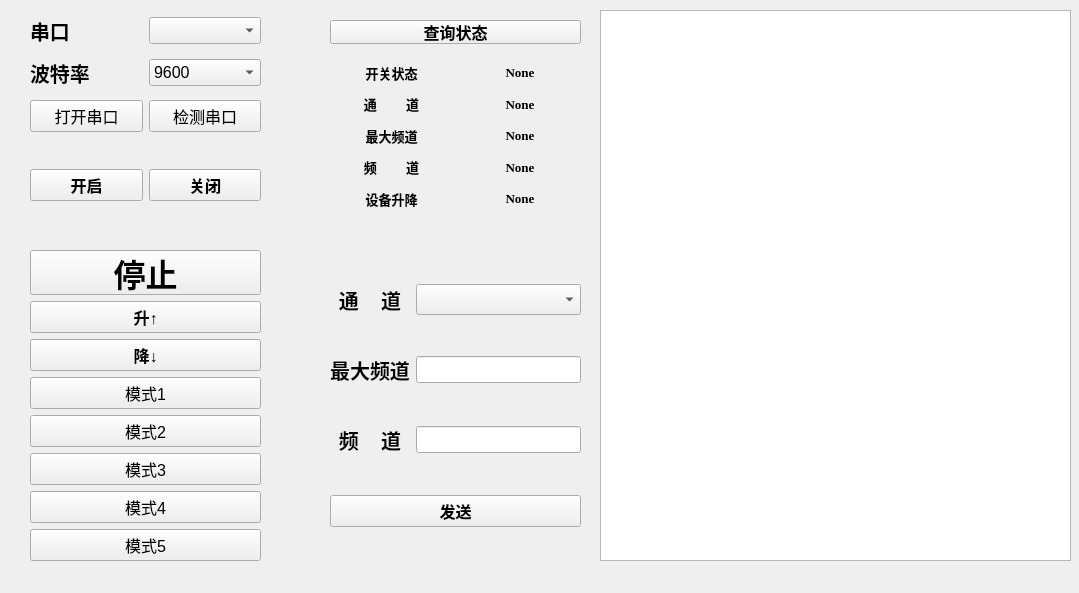
Old version of the form widget.ui in the repository Kevin-72/Elevator_control_platform.
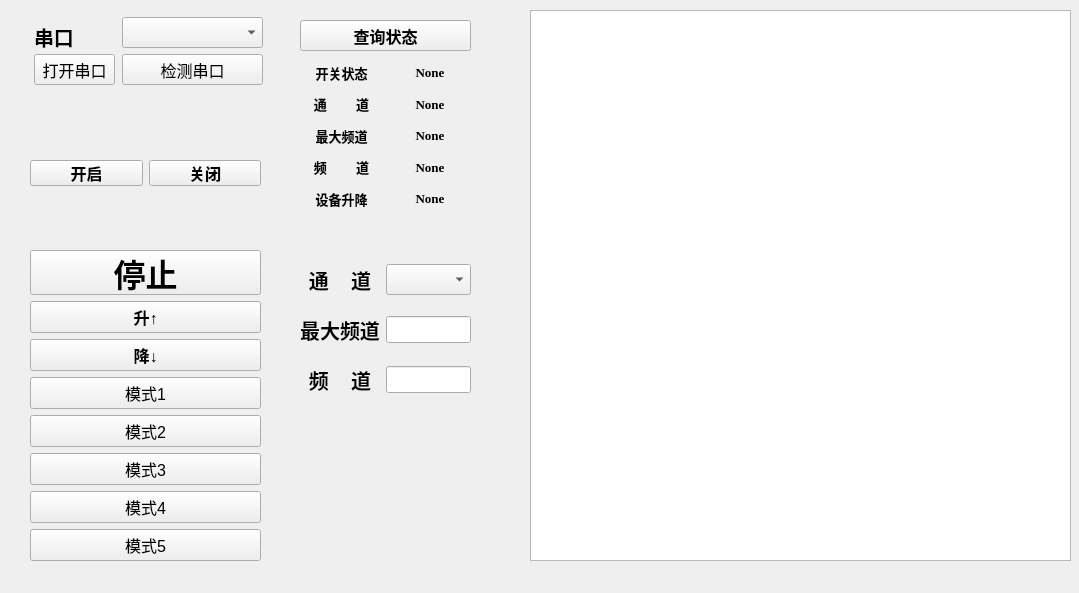
New version of the form.

```diff
--- a/widget.ui
+++ b/widget.ui
@@ -13,106 +13,12 @@
   <property name="windowTitle">
    <string>Widget</string>
   </property>
-  <widget class="QWidget" name="layoutWidget">
-   <property name="geometry">
-    <rect>
-     <x>30</x>
-     <y>10</y>
-     <width>231</width>
-     <height>131</height>
-    </rect>
-   </property>
-   <layout class="QGridLayout" name="gridLayout_2">
-    <item row="2" column="0">
-     <widget class="QPushButton" name="openSerialBt">
-      <property name="font">
-       <font>
-        <pointsize>12</pointsize>
-       </font>
-      </property>
-      <property name="text">
-       <string>打开串口</string>
-      </property>
-     </widget>
-    </item>
-    <item row="0" column="0">
-     <widget class="QLabel" name="label_1">
-      <property name="font">
-       <font>
-        <family>Times New Roman</family>
-        <pointsize>15</pointsize>
-        <weight>75</weight>
-        <bold>true</bold>
-       </font>
-      </property>
-      <property name="text">
-       <string>串口</string>
-      </property>
-     </widget>
-    </item>
-    <item row="2" column="1">
-     <widget class="QPushButton" name="btnSerialCheck">
-      <property name="font">
-       <font>
-        <pointsize>12</pointsize>
-       </font>
-      </property>
-      <property name="text">
-       <string>检测串口</string>
-      </property>
-     </widget>
-    </item>
-    <item row="0" column="1">
-     <widget class="QComboBox" name="serialCb">
-      <property name="font">
-       <font>
-        <pointsize>12</pointsize>
-       </font>
-      </property>
-     </widget>
-    </item>
-    <item row="1" column="0">
-     <widget class="QLabel" name="label_2">
-      <property name="font">
-       <font>
-        <family>Times New Roman</family>
-        <pointsize>15</pointsize>
-        <weight>75</weight>
-        <bold>true</bold>
-       </font>
-      </property>
-      <property name="text">
-       <string>波特率</string>
-      </property>
-     </widget>
-    </item>
-    <item row="1" column="1">
-     <widget class="QComboBox" name="baundrateCb">
-      <property name="font">
-       <font>
-        <pointsize>12</pointsize>
-       </font>
-      </property>
-      <item>
-       <property name="text">
-        <string>9600</string>
-       </property>
-      </item>
-      <item>
-       <property name="text">
-        <string>115200</string>
-       </property>
-      </item>
-     </widget>
-    </item>
-   </layout>
-  </widget>
   <widget class="QTextEdit" name="logViewer">
    <property name="geometry">
     <rect>
-     <x>600</x>
+     <x>530</x>
      <y>10</y>
-     <width>471</width>
+     <width>541</width>
      <height>551</height>
     </rect>
    </property>
@@ -128,7 +34,7 @@
      <x>30</x>
      <y>160</y>
      <width>231</width>
-     <height>51</height>
+     <height>26</height>
     </rect>
    </property>
    <layout class="QHBoxLayout" name="horizontalLayout">
@@ -171,9 +77,9 @@
   <widget class="QWidget" name="layoutWidget">
    <property name="geometry">
     <rect>
-     <x>330</x>
+     <x>300</x>
      <y>60</y>
-     <width>251</width>
+     <width>171</width>
      <height>151</height>
     </rect>
    </property>
@@ -474,16 +380,108 @@
     </item>
    </layout>
   </widget>
-  <widget class="QWidget" name="layoutWidget">
+  <widget class="QPushButton" name="queryCb">
    <property name="geometry">
     <rect>
-     <x>330</x>
+     <x>300</x>
+     <y>20</y>
+     <width>171</width>
+     <height>31</height>
+    </rect>
+   </property>
+   <property name="font">
+    <font>
+     <pointsize>12</pointsize>
+     <weight>75</weight>
+     <bold>true</bold>
+    </font>
+   </property>
+   <property name="text">
+    <string>查询状态</string>
+   </property>
+  </widget>
+  <widget class="QPushButton" name="btnSerialCheck">
+   <property name="geometry">
+    <rect>
+     <x>122</x>
+     <y>54</y>
+     <width>141</width>
+     <height>31</height>
+    </rect>
+   </property>
+   <property name="font">
+    <font>
+     <pointsize>12</pointsize>
+    </font>
+   </property>
+   <property name="text">
+    <string>检测串口</string>
+   </property>
+  </widget>
+  <widget class="QPushButton" name="openSerialBt">
+   <property name="geometry">
+    <rect>
+     <x>34</x>
+     <y>54</y>
+     <width>81</width>
+     <height>31</height>
+    </rect>
+   </property>
+   <property name="font">
+    <font>
+     <pointsize>12</pointsize>
+    </font>
+   </property>
+   <property name="text">
+    <string>打开串口</string>
+   </property>
+  </widget>
+  <widget class="QLabel" name="label_1">
+   <property name="geometry">
+    <rect>
+     <x>34</x>
+     <y>26</y>
+     <width>112</width>
+     <height>22</height>
+    </rect>
+   </property>
+   <property name="font">
+    <font>
+     <family>Times New Roman</family>
+     <pointsize>15</pointsize>
+     <weight>75</weight>
+     <bold>true</bold>
+    </font>
+   </property>
+   <property name="text">
+    <string>串口</string>
+   </property>
+  </widget>
+  <widget class="QComboBox" name="serialCb">
+   <property name="geometry">
+    <rect>
+     <x>122</x>
+     <y>17</y>
+     <width>141</width>
+     <height>31</height>
+    </rect>
+   </property>
+   <property name="font">
+    <font>
+     <pointsize>12</pointsize>
+    </font>
+   </property>
+  </widget>
+  <widget class="QWidget" name="">
+   <property name="geometry">
+    <rect>
+     <x>300</x>
      <y>250</y>
-     <width>251</width>
-     <height>311</height>
+     <width>171</width>
+     <height>161</height>
     </rect>
    </property>
-   <layout class="QGridLayout" name="gridLayout_3">
+   <layout class="QGridLayout" name="gridLayout_2">
     <item row="0" column="0">
      <widget class="QLabel" name="label_3">
       <property name="font">
@@ -563,42 +561,8 @@
       </property>
      </widget>
     </item>
-    <item row="3" column="0" colspan="2">
-     <widget class="QPushButton" name="sendCb">
-      <property name="font">
-       <font>
-        <pointsize>12</pointsize>
-        <weight>75</weight>
-        <bold>true</bold>
-       </font>
-      </property>
-      <property name="text">
-       <string>发送</string>
-      </property>
-     </widget>
-    </item>
    </layout>
   </widget>
-  <widget class="QPushButton" name="queryCb">
-   <property name="geometry">
-    <rect>
-     <x>330</x>
-     <y>20</y>
-     <width>251</width>
-     <height>24</height>
-    </rect>
-   </property>
-   <property name="font">
-    <font>
-     <pointsize>12</pointsize>
-     <weight>75</weight>
-     <bold>true</bold>
-    </font>
-   </property>
-   <property name="text">
-    <string>查询状态</string>
-   </property>
-  </widget>
  </widget>
  <resources/>
  <connections/>
```
